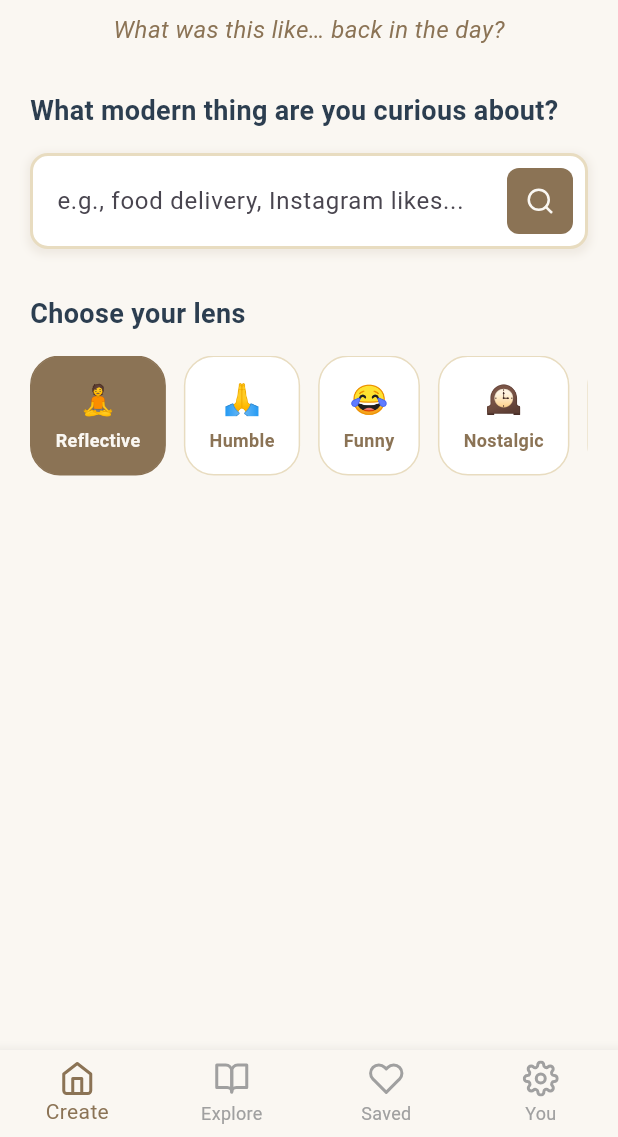
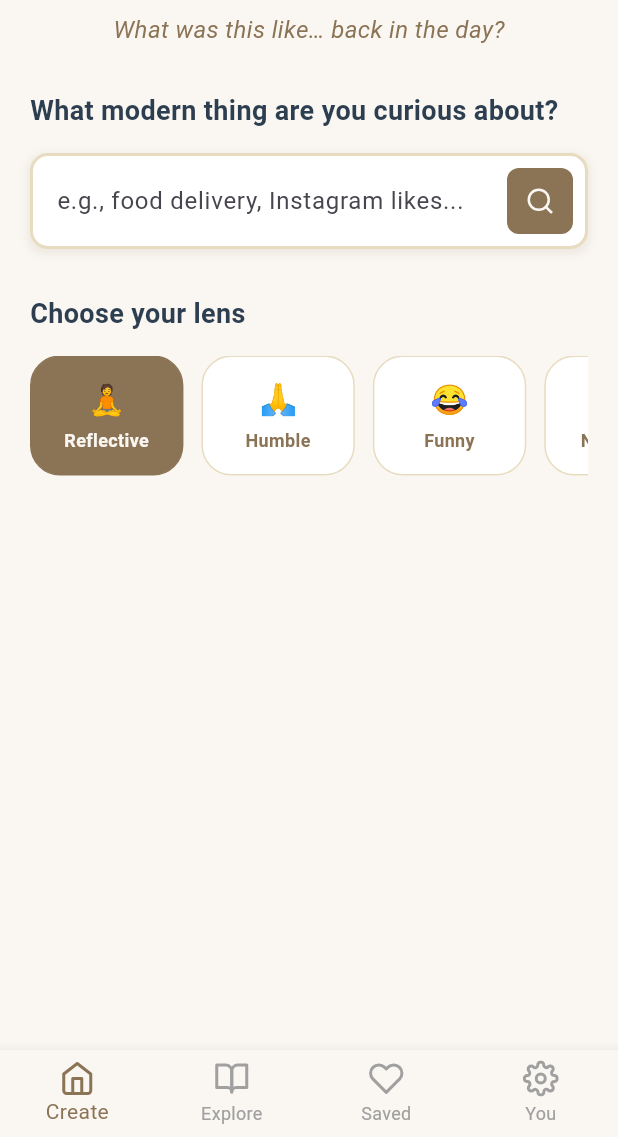
Before and after one commit to kairon007/analogy_flutter, a Flutter app: the screen it shows after launch, on a phone screen of 412 x 824 dp, the part 99-1236 px from its top. Run offline on Flutter 3.47's test engine with Material 3 defaults, Android fonts, the phone set to English and light mode, and no system bars; our stand-ins replace audioplayers, auto_route, flutter_feather_icons, lottie, shared_preferences; generated files the repository leaves out were written again.

Commit message:
First Page Is cool

```diff
--- a/lib/screens/create_screen.dart
+++ b/lib/screens/create_screen.dart
@@ -265,8 +265,41 @@ class _CreateScreenState extends State<CreateScreen> {
     );
   }
 
+  double _calculateMaxButtonWidth() {
+    // Find the longest label text
+    final labels = [
+      context.loc.toneReflective,
+      context.loc.toneHumble,
+      context.loc.toneFunny,
+      context.loc.toneNostalgic,
+      context.loc.toneEmotional,
+    ];
+
+    double maxWidth = 0;
+    final textPainter = TextPainter(
+      textDirection: TextDirection.ltr,
+    );
+
+    for (final label in labels) {
+      textPainter.text = TextSpan(
+        text: label,
+        style: const TextStyle(
+          fontSize: 12,
+          fontWeight: FontWeight.w600,
+        ),
+      );
+      textPainter.layout();
+      maxWidth = textPainter.width > maxWidth ? textPainter.width : maxWidth;
+    }
+
+    // Add padding (16 on each side) and some extra space
+    return maxWidth + 48;
+  }
+
   Widget _buildToneButton(String tone, String label, String emoji) {
     final bool isActive = _selectedTone == tone;
+    final double buttonWidth = _calculateMaxButtonWidth();
+
     return GestureDetector(
       onTap: () {
         setState(() {
@@ -274,8 +307,9 @@ class _CreateScreenState extends State<CreateScreen> {
         });
       },
       child: Container(
+        width: buttonWidth,
         margin: const EdgeInsets.only(right: 12),
-        padding: const EdgeInsets.symmetric(vertical: 12, horizontal: 16),
+        padding: const EdgeInsets.symmetric(vertical: 12, horizontal: 8),
         decoration: BoxDecoration(
           color: isActive ? const Color(0xFF8B7355) : Colors.white,
           borderRadius: BorderRadius.circular(20),
@@ -285,11 +319,13 @@ class _CreateScreenState extends State<CreateScreen> {
         ),
         child: Column(
           mainAxisAlignment: MainAxisAlignment.center,
+          mainAxisSize: MainAxisSize.min,
           children: [
             Text(emoji, style: const TextStyle(fontSize: 20)),
             const SizedBox(height: 4),
             Text(
               label,
+              textAlign: TextAlign.center,
               style: TextStyle(
                 fontSize: 12,
                 fontWeight: FontWeight.w600,
```
